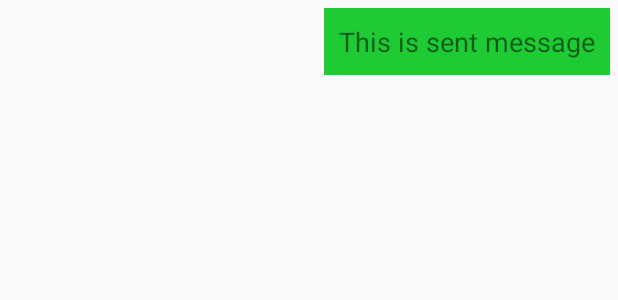
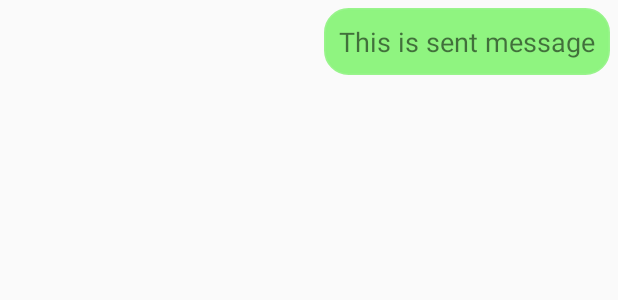
Before and after one commit to vijendrasaini1922/chatting-Application, an Android app: the layout sent.xml on its own in the app's theme, with its tools: preview values and no code run, on a phone screen of 412 x 824 dp. Shown: the top 300 px of the screen. Run offline under Robolectric (Android 15) with nearby library versions, the phone set to English and light mode, and no system bars.

Commit message:
chatting layout logic done, database connection done with firebase,

```diff
--- a/app/src/main/java/com/infosys/whatsapp/UserAdapter.kt
+++ b/app/src/main/java/com/infosys/whatsapp/UserAdapter.kt
@@ -19,7 +19,7 @@ class UserAdapter(val context: Context, private val userList:ArrayList<User>):
     lateinit var userViewHolder: UserViewHolder
 
     class UserViewHolder(view:View):RecyclerView.ViewHolder(view) {
-        var name: TextView = view.text_name
+        var textName: TextView = view.text_name
     }
 
     override fun onCreateViewHolder(parent: ViewGroup, viewType: Int): UserViewHolder {
@@ -30,12 +30,12 @@ class UserAdapter(val context: Context, private val userList:ArrayList<User>):
 
     override fun onBindViewHolder(holder: UserViewHolder, position: Int) {
         var currentUser = userList[position]
-        userViewHolder.name.text = currentUser.name
+        userViewHolder.textName.text = currentUser.name
 
         holder.itemView.setOnClickListener {
             val intent = Intent(context, ChatActivity::class.java)
             intent.putExtra("name", currentUser.name)
-            intent.putExtra("uid", FirebaseAuth.getInstance().currentUser?.uid)
+            intent.putExtra("uid", currentUser.uid)
             context.startActivity(intent)
         }
     }
--- /dev/null
+++ b/app/src/main/res/drawable/message_background.xml
@@ -0,0 +1,8 @@
+<?xml version="1.0" encoding="utf-8"?>
+<shape xmlns:android="http://schemas.android.com/apk/res/android">
+
+    <corners android:radius="15dp"/>
+    <stroke android:color="@color/green" android:width="2dp"/>
+
+
+</shape>
--- a/app/src/main/res/layout/activity_chat.xml
+++ b/app/src/main/res/layout/activity_chat.xml
@@ -7,7 +7,7 @@
     tools:context=".ChatActivity">
 
     <androidx.recyclerview.widget.RecyclerView
-        android:id="@+id/recyclerView"
+        android:id="@+id/chatRecyclerView"
         android:layout_width="match_parent"
         android:layout_height="wrap_content"
         android:layout_above="@+id/linear_layout"
--- a/app/src/main/res/layout/receive.xml
+++ b/app/src/main/res/layout/receive.xml
@@ -1,12 +1,13 @@
 <?xml version="1.0" encoding="utf-8"?>
 <RelativeLayout xmlns:android="http://schemas.android.com/apk/res/android"
     android:layout_width="match_parent"
-    android:layout_height="match_parent">
+    android:layout_height="wrap_content">
 
     <RelativeLayout
         android:layout_width="wrap_content"
         android:layout_height="wrap_content"
-        android:background="@color/green"
+        android:background="@drawable/message_background"
+        android:backgroundTint="@color/blue"
         android:layout_alignParentStart="true"
         android:layout_marginLeft="5dp"
         android:layout_marginTop="5dp">
--- a/app/src/main/res/layout/sent.xml
+++ b/app/src/main/res/layout/sent.xml
@@ -1,22 +1,23 @@
 <?xml version="1.0" encoding="utf-8"?>
 <RelativeLayout xmlns:android="http://schemas.android.com/apk/res/android"
     android:layout_width="match_parent"
-    android:layout_height="match_parent">
+    android:layout_height="wrap_content">
 
     <RelativeLayout
         android:layout_width="wrap_content"
         android:layout_height="wrap_content"
-        android:background="@color/green"
         android:layout_alignParentEnd="true"
+        android:layout_marginTop="5dp"
         android:layout_marginEnd="5dp"
-        android:layout_marginTop="5dp">
+        android:background="@drawable/message_background"
+        android:backgroundTint="@color/lightgreen">
 
         <TextView
             android:id="@+id/sent_message"
             android:layout_width="wrap_content"
             android:layout_height="wrap_content"
+            android:padding="10dp"
             android:text="@string/this_is_sent_message"
-            android:padding="10dp"
-            android:textSize="18sp"/>
+            android:textSize="18sp" />
     </RelativeLayout>
 </RelativeLayout>
--- a/app/src/main/res/layout/user_layout.xml
+++ b/app/src/main/res/layout/user_layout.xml
@@ -2,14 +2,14 @@
 <layout>
 <RelativeLayout xmlns:android="http://schemas.android.com/apk/res/android"
     android:layout_width="match_parent"
-    android:layout_height="match_parent">
+    android:layout_height="wrap_content">
 
 
     <TextView
         android:id="@+id/text_name"
         android:layout_width="match_parent"
         android:layout_height="wrap_content"
-        android:text="Vijay"
+        android:text="@string/vijay"
         style="@style/text_view"
         />
     <View
--- a/app/src/main/res/values/colors.xml
+++ b/app/src/main/res/values/colors.xml
@@ -8,5 +8,7 @@
     <color name="black">#FF000000</color>
     <color name="white">#FFFFFFFF</color>
     <color name="skyBlue">#428AF5</color>
-    <color name="green">#E405C61F</color>
+    <color name="green">#E406EF26</color>
+    <color name="lightgreen">#8FF480</color>
+    <color name="blue">#F1E089</color>
 </resources>
--- a/app/src/main/res/values/strings.xml
+++ b/app/src/main/res/values/strings.xml
@@ -9,4 +9,5 @@
     <string name="type_a_message">Type a message</string>
     <string name="this_is_sent_message">This is sent message</string>
     <string name="sent">Send</string>
+    <string name="vijay">Vijay</string>
 </resources>
```
Also changed, not shown: app/src/main/java/com/infosys/whatsapp/ChatActivity.kt (+56 -8 lines), app/src/main/java/com/infosys/whatsapp/MainActivity.kt (+7 -3 lines).
